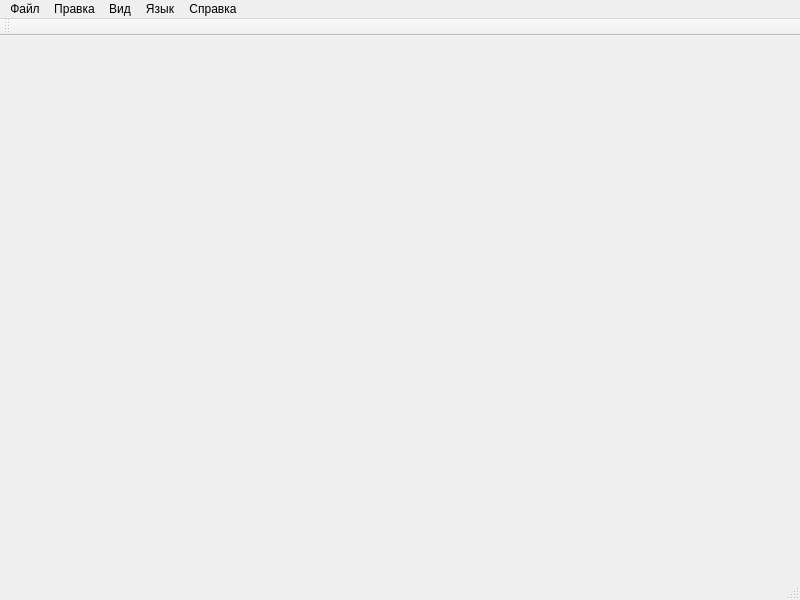
Qt form src/mainwindow.ui (Hoobbaaboobba/kursovaya) before a commit.
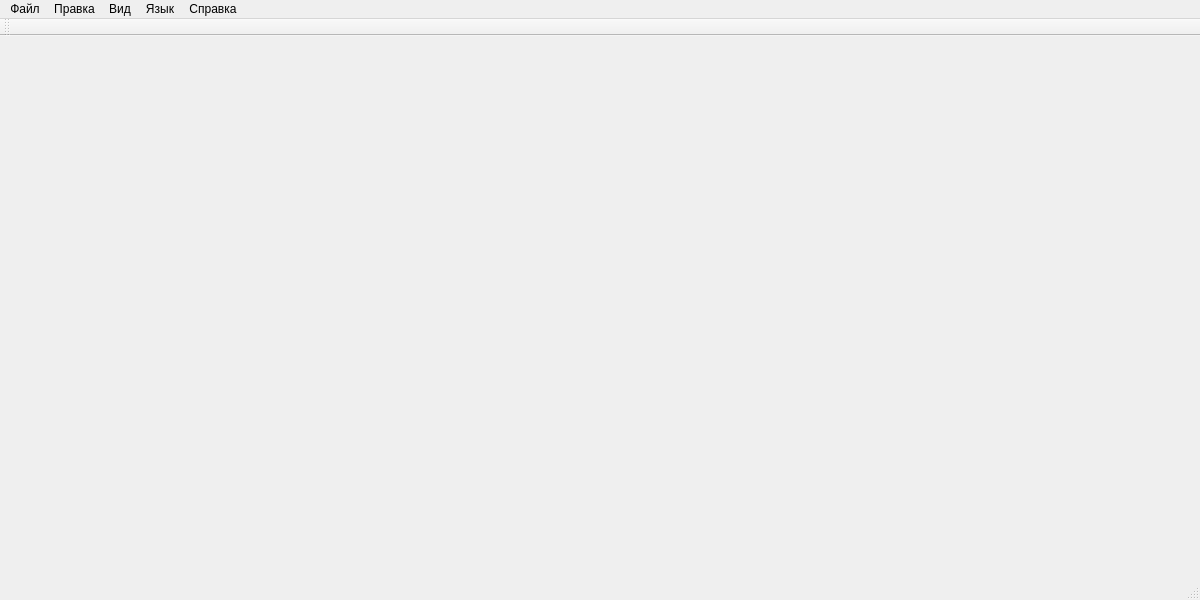
The same form after that commit.

The edit to the form file:
```diff
--- a/src/mainwindow.ui
+++ b/src/mainwindow.ui
@@ -6,7 +6,7 @@
    <rect>
     <x>0</x>
     <y>0</y>
-    <width>800</width>
+    <width>1200</width>
     <height>600</height>
    </rect>
   </property>
```
Left out of the diff: 2 changed lines with no effect on the pictures.
